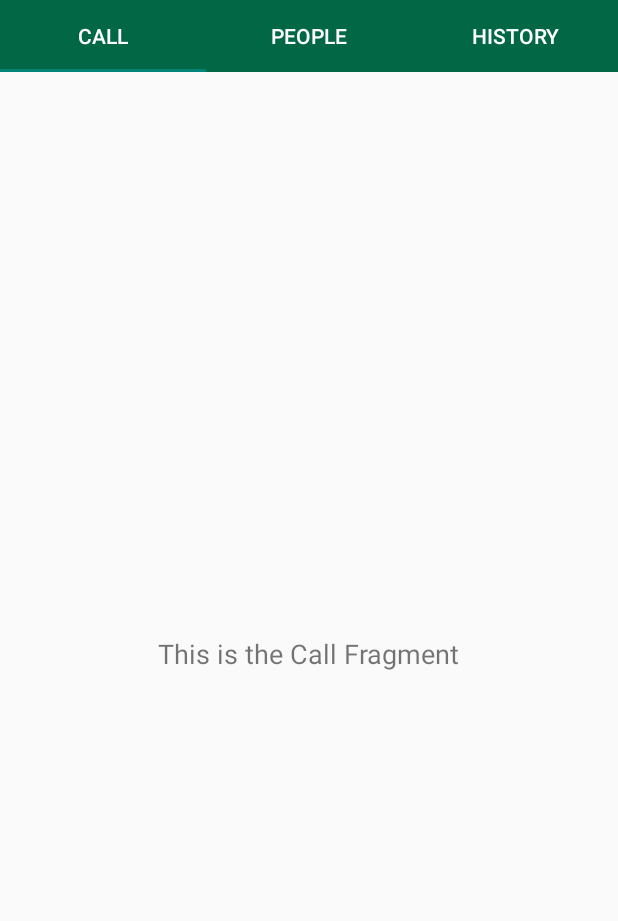
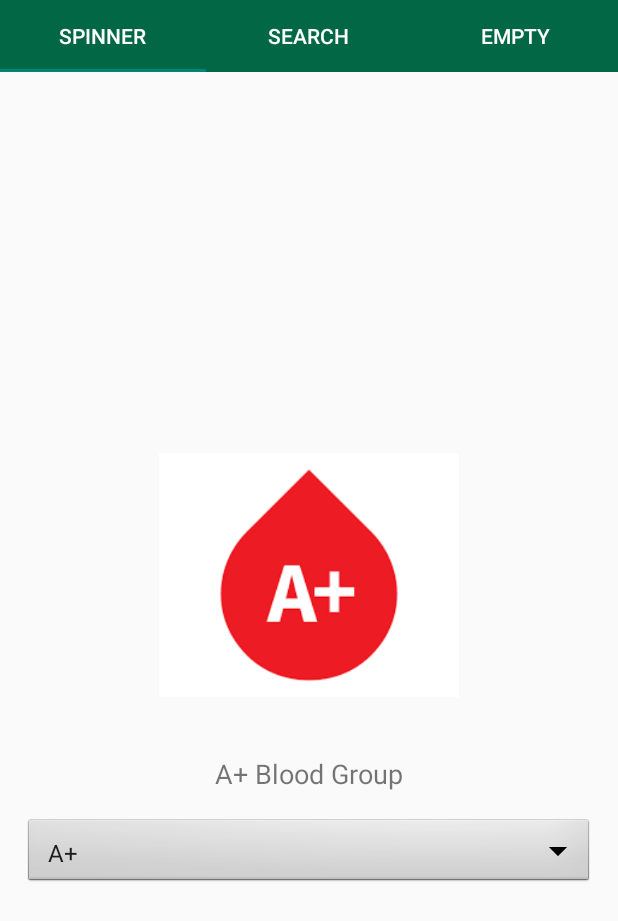
Before and after one commit to Syed-Bipul-Rahman/Bdtask-Classes, an Android app: the CallFragment screen opened directly, with no data from a screen before it, on a phone screen of 412 x 824 dp. Shown: the top 921 px of the screen. Run offline under Robolectric (Android 15) with nearby library versions, the phone set to English and light mode, and no system bars.

Commit message:
Spinner added

```diff
--- a/AllViews/app/src/main/java/com/storedata/allviews/CallFragment.java
+++ b/AllViews/app/src/main/java/com/storedata/allviews/CallFragment.java
@@ -7,7 +7,11 @@ import androidx.fragment.app.Fragment;
 import android.view.LayoutInflater;
 import android.view.View;
 import android.view.ViewGroup;
+import android.widget.AdapterView;
+import android.widget.ImageView;
+import android.widget.Spinner;
 import android.widget.TextView;
+import android.widget.Toast;
 
 
 public class CallFragment extends Fragment {
@@ -18,6 +22,56 @@ public class CallFragment extends Fragment {
 
     @Override
     public View onCreateView(LayoutInflater inflater, ViewGroup container, Bundle savedInstanceState) {
-        return inflater.inflate(R.layout.fragment_call, container, false);
+        View view = inflater.inflate(R.layout.fragment_call, container, false);
+
+        // Find the Spinner
+        Spinner spinner = view.findViewById(R.id.blood_group_spinner);
+        TextView textViewbloodgroup = view.findViewById(R.id.textViewCall);
+        ImageView imageViewblo = view.findViewById(R.id.setimage);
+
+        spinner.setOnItemSelectedListener(new AdapterView.OnItemSelectedListener() {
+            @Override
+            public void onItemSelected(AdapterView<?> parent, View view, int position, long id) {
+                // Handle item selection here
+                String selectedBloodGroup = parent.getItemAtPosition(position).toString();
+
+
+                if (selectedBloodGroup.equals("A+")) {
+                    textViewbloodgroup.setText("A+ Blood Group");
+                    imageViewblo.setImageResource(R.drawable.aplusblood);
+                } else if (selectedBloodGroup.equals("A-")) {
+                    textViewbloodgroup.setText("A- Blood Group");
+                    imageViewblo.setImageResource(R.drawable.aminus);
+                } else if (selectedBloodGroup.equals("B+")) {
+                    textViewbloodgroup.setText("B+ Blood Group");
+                    imageViewblo.setImageResource(R.drawable.bplus);
+                } else if (selectedBloodGroup.equals("B-")) {
+                    textViewbloodgroup.setText("B- Blood Group");
+                    imageViewblo.setImageResource(R.drawable.bminus);
+                } else if (selectedBloodGroup.equals("AB+")) {
+                    textViewbloodgroup.setText("AB+ Blood Group");
+                    imageViewblo.setImageResource(R.drawable.abplus);
+                } else if (selectedBloodGroup.equals("AB-")) {
+                    textViewbloodgroup.setText("AB- Blood Group");
+                    imageViewblo.setImageResource(R.drawable.abminus);
+                } else if (selectedBloodGroup.equals("O+")) {
+                    textViewbloodgroup.setText("O+ Blood Group");
+                    imageViewblo.setImageResource(R.drawable.oplus);
+                } else if (selectedBloodGroup.equals("O-")) {
+                    textViewbloodgroup.setText("O- Blood Group");
+                    imageViewblo.setImageResource(R.drawable.ominus);
+                }
+
+
+                Toast.makeText(getContext(), "Selected Blood Group: " + selectedBloodGroup, Toast.LENGTH_SHORT).show();
+            }
+
+            @Override
+            public void onNothingSelected(AdapterView<?> parent) {
+                // Handle the case when nothing is selected
+            }
+        });
+
+        return view;
     }
 }
--- a/AllViews/app/src/main/java/com/storedata/allviews/MyPagerAdapter.java
+++ b/AllViews/app/src/main/java/com/storedata/allviews/MyPagerAdapter.java
@@ -38,11 +38,11 @@ public class MyPagerAdapter extends FragmentPagerAdapter {
         // Return the title of each tab
         switch (position) {
             case 0:
-                return "Call";
+                return "Spinner";
             case 1:
-                return "People";
+                return "Search";
             case 2:
-                return "History";
+                return "Empty";
             default:
                 return "";
         }
--- a/AllViews/app/src/main/res/layout/fragment_call.xml
+++ b/AllViews/app/src/main/res/layout/fragment_call.xml
@@ -8,12 +8,29 @@
     android:orientation="vertical"
     tools:context=".CallFragment">
 
+    <ImageView
+        android:id="@+id/setimage"
+        android:layout_width="200dp"
+        android:layout_height="200dp"
+        android:layout_margin="20dp" />
+
     <TextView
         android:id="@+id/textViewCall"
         android:layout_width="wrap_content"
         android:layout_height="wrap_content"
         android:layout_gravity="center"
-        android:text="This is the Call Fragment"
+        android:text="Select your Blood Group"
         android:textSize="18sp" />
 
+    <Spinner
+        android:id="@+id/blood_group_spinner"
+        android:layout_width="match_parent"
+        android:layout_height="wrap_content"
+        android:layout_gravity="center"
+        android:layout_margin="16dp"
+        android:background="@android:drawable/btn_dropdown"
+        android:entries="@array/bloodgroups"
+        android:padding="8dp"
+        android:spinnerMode="dropdown" />
+
 </LinearLayout>
--- a/AllViews/app/src/main/res/layout/fragment_history.xml
+++ b/AllViews/app/src/main/res/layout/fragment_history.xml
@@ -5,7 +5,7 @@
     android:layout_height="match_parent"
     tools:context=".HistoryFragment">
 
-    <!-- TODO: Update blank fragment layout -->
+
     <TextView
         android:layout_width="match_parent"
         android:layout_height="match_parent"
--- a/AllViews/app/src/main/res/values/strings.xml
+++ b/AllViews/app/src/main/res/values/strings.xml
@@ -6,4 +6,14 @@
     <string name="abouttext">Bdtask, Inc. has a global reputation for up to scratch customer experience which marks us as one of the best software development companies in the world.</string>
     <!-- TODO: Remove or change this placeholder text -->
     <string name="hello_blank_fragment">Hello blank fragment</string>
+    <string-array name="bloodgroups">
+        <item>A+</item>
+        <item>A-</item>
+        <item>B+</item>
+        <item>B-</item>
+        <item>O+</item>
+        <item>O-</item>
+        <item>AB+</item>
+        <item>AB-</item>
+    </string-array>
 </resources>
```
Also changed, not shown: AllViews/app/src/main/res/layout/blood_group_spinner.xml (added, +17 -0 lines), AllViews/app/src/main/res/drawable/abminus.jpg (added), AllViews/app/src/main/res/drawable/abplus.png (added), AllViews/app/src/main/res/drawable/aminus.png (added), AllViews/app/src/main/res/drawable/aplusblood.png (added), AllViews/app/src/main/res/drawable/bminus.png (added), AllViews/app/src/main/res/drawable/bplus.png (added), AllViews/app/src/main/res/drawable/ominus.png (added), AllViews/app/src/main/res/drawable/oplus.png (added).
